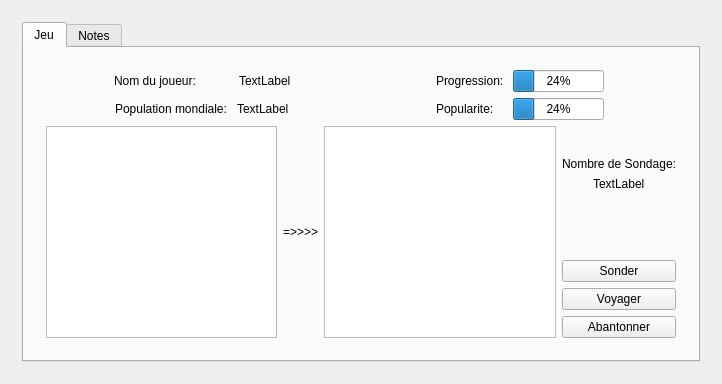
Above: mainwindow.ui from 3200443/Projectc- before the change. Below: the same form after it.
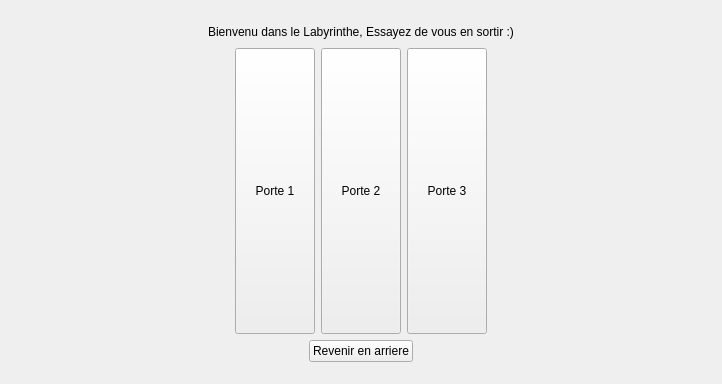
That is the form after the change. The open tabs and pages were chosen to show the change.

Commit message: fin labyrinthe Verror free

The edit to the form file:
```diff
--- a/mainwindow.ui
+++ b/mainwindow.ui
@@ -1504,6 +1504,285 @@
         </item>
        </layout>
       </widget>
+      <widget class="QWidget" name="plab">
+       <layout class="QHBoxLayout" name="horizontalLayout_29">
+        <item>
+         <layout class="QVBoxLayout" name="verticalLayout_28">
+          <item>
+           <layout class="QHBoxLayout" name="horizontalLayout_25">
+            <item>
+             <spacer name="horizontalSpacer_48">
+              <property name="orientation">
+               <enum>Qt::Horizontal</enum>
+              </property>
+              <property name="sizeHint" stdset="0">
+               <size>
+                <width>40</width>
+                <height>20</height>
+               </size>
+              </property>
+             </spacer>
+            </item>
+            <item>
+             <widget class="QLabel" name="label_12">
+              <property name="text">
+               <string>Bienvenu dans le Labyrinthe, Essayez de vous en sortir :)</string>
+              </property>
+             </widget>
+            </item>
+            <item>
+             <spacer name="horizontalSpacer_49">
+              <property name="orientation">
+               <enum>Qt::Horizontal</enum>
+              </property>
+              <property name="sizeHint" stdset="0">
+               <size>
+                <width>40</width>
+                <height>20</height>
+               </size>
+              </property>
+             </spacer>
+            </item>
+           </layout>
+          </item>
+          <item>
+           <layout class="QHBoxLayout" name="horizontalLayout_23">
+            <item>
+             <spacer name="horizontalSpacer_46">
+              <property name="orientation">
+               <enum>Qt::Horizontal</enum>
+              </property>
+              <property name="sizeHint" stdset="0">
+               <size>
+                <width>40</width>
+                <height>20</height>
+               </size>
+              </property>
+             </spacer>
+            </item>
+            <item>
+             <widget class="QPushButton" name="bporte1">
+              <property name="sizePolicy">
+               <sizepolicy hsizetype="Minimum" vsizetype="Expanding">
+                <horstretch>0</horstretch>
+                <verstretch>0</verstretch>
+               </sizepolicy>
+              </property>
+              <property name="text">
+               <string>Porte 1</string>
+              </property>
+             </widget>
+            </item>
+            <item>
+             <widget class="QPushButton" name="bporte2">
+              <property name="sizePolicy">
+               <sizepolicy hsizetype="Minimum" vsizetype="Expanding">
+                <horstretch>0</horstretch>
+                <verstretch>0</verstretch>
+               </sizepolicy>
+              </property>
+              <property name="text">
+               <string>Porte 2</string>
+              </property>
+             </widget>
+            </item>
+            <item>
+             <widget class="QPushButton" name="bporte3">
+              <property name="sizePolicy">
+               <sizepolicy hsizetype="Minimum" vsizetype="Expanding">
+                <horstretch>0</horstretch>
+                <verstretch>0</verstretch>
+               </sizepolicy>
+              </property>
+              <property name="text">
+               <string>Porte 3</string>
+              </property>
+             </widget>
+            </item>
+            <item>
+             <spacer name="horizontalSpacer_47">
+              <property name="orientation">
+               <enum>Qt::Horizontal</enum>
+              </property>
+              <property name="sizeHint" stdset="0">
+               <size>
+                <width>40</width>
+                <height>20</height>
+               </size>
+              </property>
+             </spacer>
+            </item>
+           </layout>
+          </item>
+          <item>
+           <layout class="QHBoxLayout" name="horizontalLayout_24">
+            <item>
+             <spacer name="horizontalSpacer_55">
+              <property name="orientation">
+               <enum>Qt::Horizontal</enum>
+              </property>
+              <property name="sizeHint" stdset="0">
+               <size>
+                <width>40</width>
+                <height>20</height>
+               </size>
+              </property>
+             </spacer>
+            </item>
+            <item>
+             <widget class="QPushButton" name="blabarriere">
+              <property name="text">
+               <string>Revenir en arriere</string>
+              </property>
+             </widget>
+            </item>
+            <item>
+             <spacer name="horizontalSpacer_54">
+              <property name="orientation">
+               <enum>Qt::Horizontal</enum>
+              </property>
+              <property name="sizeHint" stdset="0">
+               <size>
+                <width>40</width>
+                <height>20</height>
+               </size>
+              </property>
+             </spacer>
+            </item>
+           </layout>
+          </item>
+         </layout>
+        </item>
+       </layout>
+      </widget>
+      <widget class="QWidget" name="pagefinjeu">
+       <layout class="QVBoxLayout" name="verticalLayout_31">
+        <item>
+         <layout class="QVBoxLayout" name="verticalLayout_30">
+          <item>
+           <layout class="QHBoxLayout" name="horizontalLayout_26">
+            <item>
+             <spacer name="horizontalSpacer_45">
+              <property name="orientation">
+               <enum>Qt::Horizontal</enum>
+              </property>
+              <property name="sizeHint" stdset="0">
+               <size>
+                <width>40</width>
+                <height>20</height>
+               </size>
+              </property>
+             </spacer>
+            </item>
+            <item>
+             <widget class="QLabel" name="label_13">
+              <property name="text">
+               <string>Resultat du minijeu:</string>
+              </property>
+             </widget>
+            </item>
+            <item>
+             <spacer name="horizontalSpacer_50">
+              <property name="orientation">
+               <enum>Qt::Horizontal</enum>
+              </property>
+              <property name="sizeHint" stdset="0">
+               <size>
+                <width>40</width>
+                <height>20</height>
+               </size>
+              </property>
+             </spacer>
+            </item>
+           </layout>
+          </item>
+          <item>
+           <spacer name="verticalSpacer_29">
+            <property name="orientation">
+             <enum>Qt::Vertical</enum>
+            </property>
+            <property name="sizeHint" stdset="0">
+             <size>
+              <width>20</width>
+              <height>40</height>
+             </size>
+            </property>
+           </spacer>
+          </item>
+          <item>
+           <layout class="QHBoxLayout" name="horizontalLayout_27">
+            <item>
+             <spacer name="horizontalSpacer_51">
+              <property name="orientation">
+               <enum>Qt::Horizontal</enum>
+              </property>
+              <property name="sizeHint" stdset="0">
+               <size>
+                <width>40</width>
+                <height>20</height>
+               </size>
+              </property>
+             </spacer>
+            </item>
+            <item>
+             <widget class="QLineEdit" name="cfinminijeu"/>
+            </item>
+            <item>
+             <spacer name="horizontalSpacer_52">
+              <property name="orientation">
+               <enum>Qt::Horizontal</enum>
+              </property>
+              <property name="sizeHint" stdset="0">
+               <size>
+                <width>40</width>
+                <height>20</height>
+               </size>
+              </property>
+             </spacer>
+            </item>
+           </layout>
+          </item>
+          <item>
+           <spacer name="verticalSpacer_28">
+            <property name="orientation">
+             <enum>Qt::Vertical</enum>
+            </property>
+            <property name="sizeHint" stdset="0">
+             <size>
+              <width>20</width>
+              <height>40</height>
+             </size>
+            </property>
+           </spacer>
+          </item>
+          <item>
+           <layout class="QHBoxLayout" name="horizontalLayout_28">
+            <item>
+             <spacer name="horizontalSpacer_53">
+              <property name="orientation">
+               <enum>Qt::Horizontal</enum>
+              </property>
+              <property name="sizeHint" stdset="0">
+               <size>
+                <width>40</width>
+                <height>20</height>
+               </size>
+              </property>
+             </spacer>
+            </item>
+            <item>
+             <widget class="QPushButton" name="bfinminijeu">
+              <property name="text">
+               <string>continuer</string>
+              </property>
+             </widget>
+            </item>
+           </layout>
+          </item>
+         </layout>
+        </item>
+       </layout>
+      </widget>
      </widget>
     </item>
    </layout>
```
The commit also changes 7 other files.
